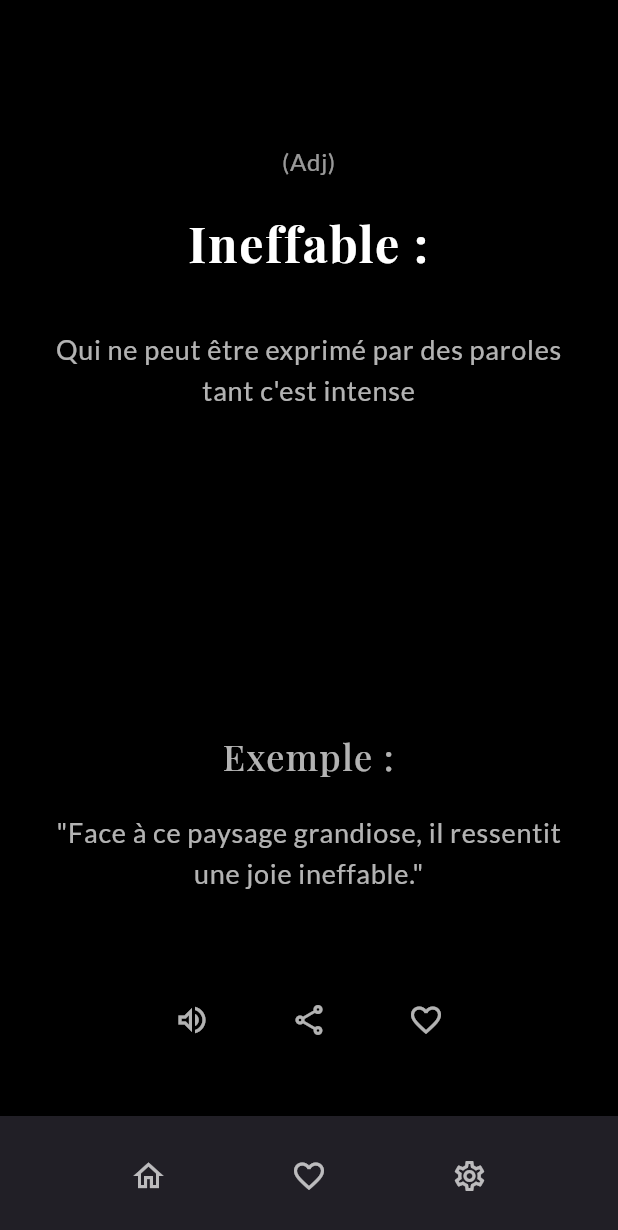
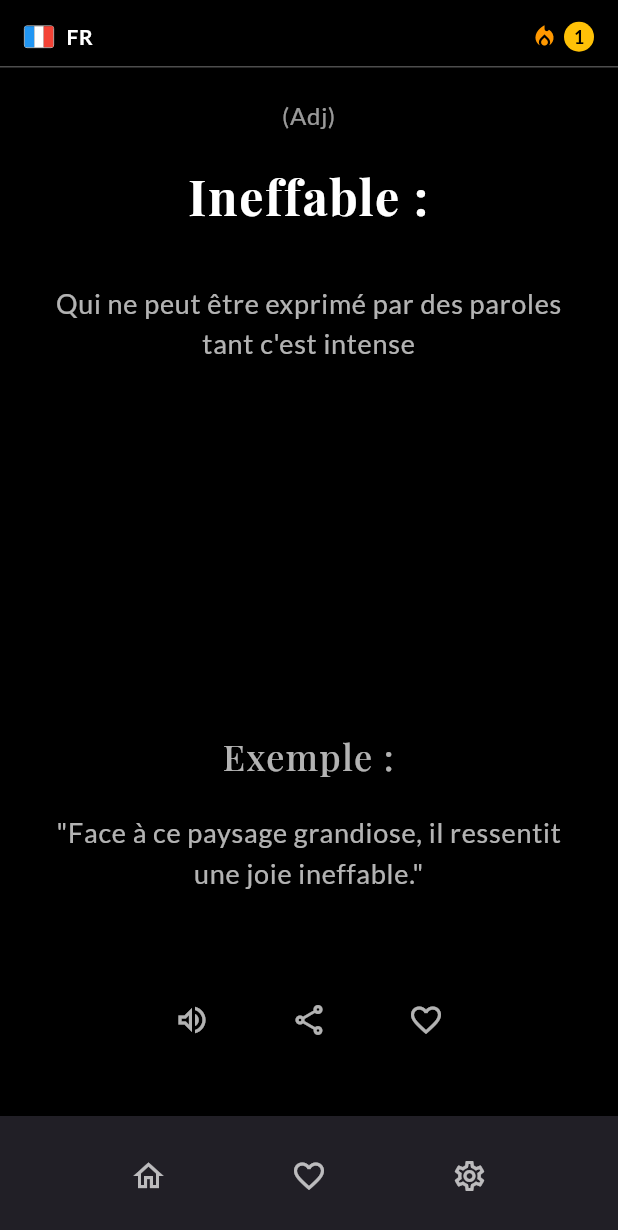
Before and after one commit to nffdev/eloquence, a Flutter app: the screen it shows after launch, on a phone screen of 412 x 824 dp. Shown: the top 1230 px of the screen. Run offline on Flutter 3.47's test engine with Material 3 defaults, Android fonts, the phone set to English and light mode, and no system bars; our stand-ins replace flutter_tts, google_fonts, shared_preferences.

Commit message:
feat(app): added separator to the home page

```diff
--- a/lib/features/word_of_the_day/presentation/pages/home_page.dart
+++ b/lib/features/word_of_the_day/presentation/pages/home_page.dart
@@ -6,6 +6,7 @@ import '../widgets/word_example.dart';
 import '../widgets/action_buttons.dart';
 import '../../../../features/settings/presentation/pages/settings_page.dart';
 import '../../../../features/favorites/presentation/pages/favorites_page.dart';
+import '../../../../core/theme/theme_provider.dart';
 
 class HomePage extends StatefulWidget {
   const HomePage({super.key});
@@ -51,32 +52,135 @@ class _HomePageState extends State<HomePage> with SingleTickerProviderStateMixin
   @override
   Widget build(BuildContext context) {
     return Scaffold(
-      appBar: AppBar(
-        backgroundColor: Colors.transparent,
-        elevation: 0,
-      ),
+      // Removed app bar to eliminate extra space
+      extendBodyBehindAppBar: true,
       body: Consumer<WordProvider>(
         builder: (context, wordProvider, child) {
           if (wordProvider.isLoading) {
             return const Center(child: CircularProgressIndicator());
           }
 
+          final themeProvider = Provider.of<ThemeProvider>(context);
+          final isDarkMode = themeProvider.isDarkMode;
+          final separatorColor = isDarkMode ? Colors.white : Colors.black;
+
           return FadeTransition(
             opacity: _fadeAnimation,
-            child: SafeArea(
+            child: MediaQuery.removePadding(
+              context: context,
+              removeTop: true,
+              child: Column(
+                crossAxisAlignment: CrossAxisAlignment.center,
+                children: [
+                  const SizedBox(height: 5),
+                  Container(
+                    width: double.infinity,
+                    height: 40,
+                    color: Colors.black,
+                    child: Stack(
+                      children: [
+                        Positioned(
+                          bottom: 0,
+                          left: 0,
+                          right: 0,
+                          child: Container(
+                            width: double.infinity,
+                            height: 1,
+                            color: separatorColor.withOpacity(0.3),
+                          ),
+                        ),
+                        Padding(
+                          padding: const EdgeInsets.only(bottom: 1),
+                          child: Center(
+                            child: Padding(
+                              padding: const EdgeInsets.symmetric(horizontal: 16.0),
+                              child: Row(
+                                mainAxisAlignment: MainAxisAlignment.spaceBetween,
+                                children: [
+                                  Row(
+                                    children: [
+                                      Container(
+                                        width: 20,
+                                        height: 15,
+                                        decoration: BoxDecoration(
+                                          border: Border.all(color: Colors.white, width: 0.5),
+                                          borderRadius: BorderRadius.circular(2),
+                                        ),
+                                        child: Row(
+                                          children: [
+                                            Expanded(
+                                              flex: 1,
+                                              child: Container(color: Colors.blue),
+                                            ),
+                                            Expanded(
+                                              flex: 1,
+                                              child: Container(color: Colors.white),
+                                            ),
+                                            Expanded(
+                                              flex: 1,
+                                              child: Container(color: Colors.red),
+                                            ),
+                                          ],
+                                        ),
+                                      ),
+                                      const SizedBox(width: 8),
+                                      const Text(
+                                        'FR',
+                                        style: TextStyle(
+                                          color: Colors.white,
+                                          fontSize: 14,
+                                          fontWeight: FontWeight.bold,
+                                        ),
+                                      ),
+                                    ],
+                                  ),
+                                  Row(
+                                    children: [
+                                      const Icon(
+                                        Icons.local_fire_department,
+                                        color: Colors.orange,
+                                        size: 18,
+                                      ),
+                                      const SizedBox(width: 4),
+                                      Container(
+                                        width: 20,
+                                        height: 20,
+                                        decoration: const BoxDecoration(
+                                          color: Colors.amber,
+                                          shape: BoxShape.circle,
+                                        ),
+                                        child: const Center(
+                                          child: Text(
+                                            '1',
+                                            style: TextStyle(
+                                              color: Colors.black,
+                                              fontSize: 12,
+                                              fontWeight: FontWeight.bold,
+                                            ),
+                                          ),
+                                        ),
+                                      ),
+                                    ],
+                                  ),
+                                ],
+                              ),
+                            ),
+                          ),
+                        ),
+                      ],
+                    ),
+                  ),
+                  Expanded(
                     child: Padding(
                       padding: const EdgeInsets.symmetric(horizontal: 24.0),
                       child: Column(
                         crossAxisAlignment: CrossAxisAlignment.center,
                         children: [
-                    const SizedBox(height: 40),
-                    // Word display section
+                          const SizedBox(height: 20),
                           WordDisplay(word: wordProvider.currentWord),
                           const Spacer(),
-                    // Example section
                           WordExample(example: wordProvider.currentWord.example),
                           const SizedBox(height: 60),
-                    // Action buttons
                           ActionButtons(
                             isFavorite: wordProvider.isFavorite,
                             onFavoriteToggle: () => wordProvider.toggleFavorite(),
@@ -85,6 +189,9 @@ class _HomePageState extends State<HomePage> with SingleTickerProviderStateMixin
                           const SizedBox(height: 40),
                         ],
                       ),
+                    ),
+                  ),
+                ],
               ),
             ),
           );
```
Lines whose indentation alone changed are shown as unchanged.
